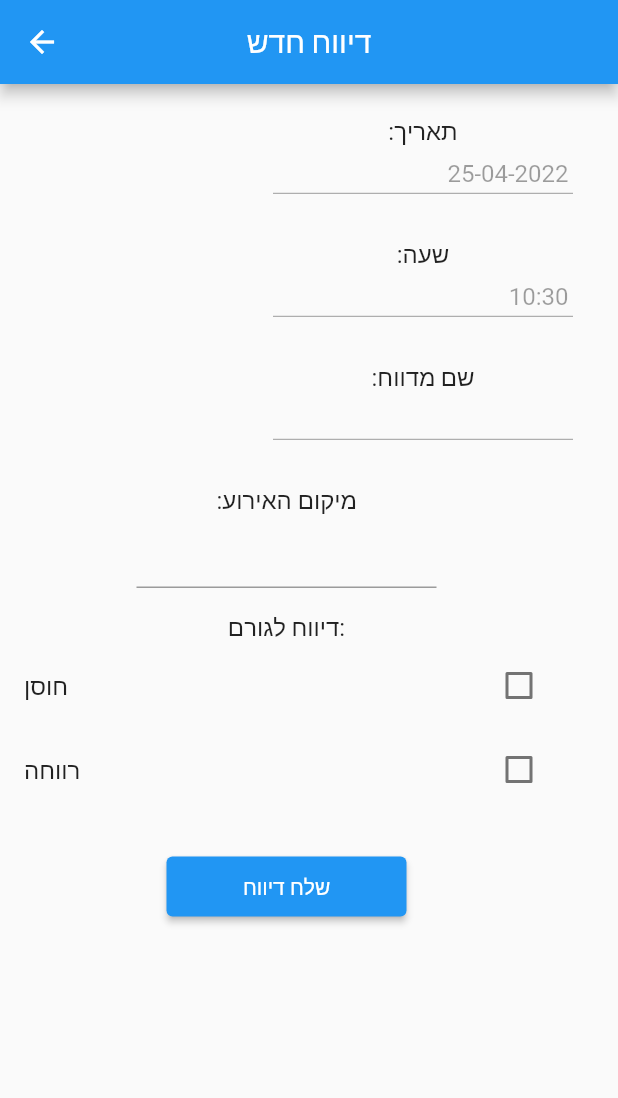
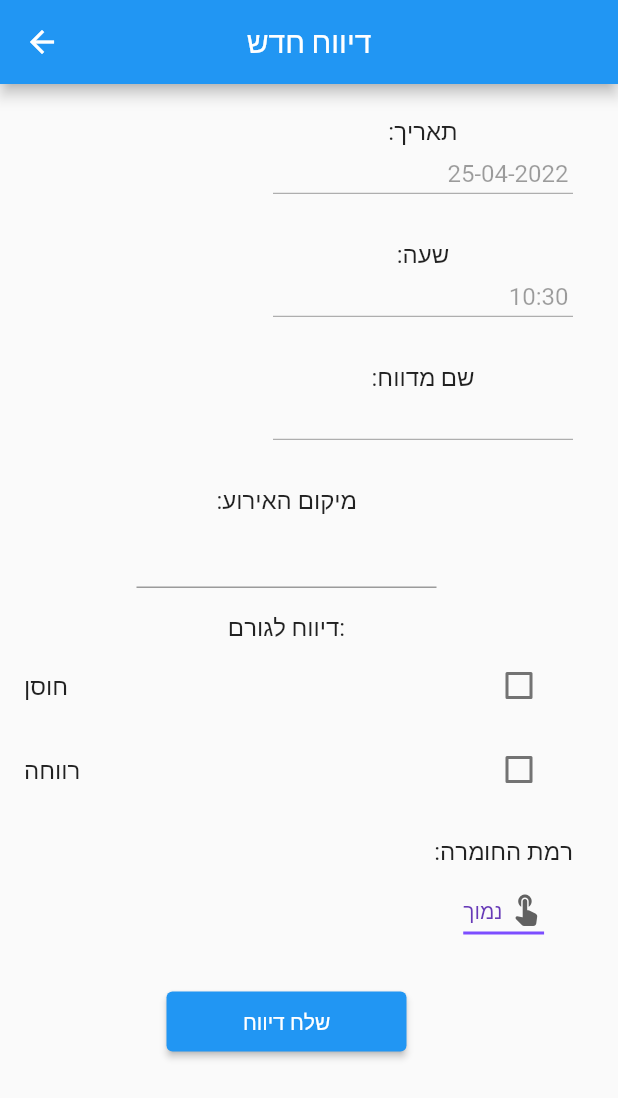
Before and after one commit to oshrey16/RedHosen, a Flutter app: the ReportPage screen opened directly, on a phone screen of 412 x 824 dp. Shown: the top 1098 px of the screen. Run offline on Flutter 3.47's test engine with Material 2 defaults, Android fonts, the light colour scheme and no system bars; our stand-ins replace cloud_firestore, cloud_functions, csv, firebase_auth, firebase_core, firebase_database and 2 more; accounts and stored records are empty.

Commit message:
add priority to report page

```diff
--- a/lib/reporter/report_page.dart
+++ b/lib/reporter/report_page.dart
@@ -27,6 +27,7 @@ class _ReportPageState extends State<ReportPage> {
   String _versionreport = "v1";
   // List of Streets
   late List<String> streetList;
+  String priorityValue = "נמוך";
 
   //TextEditingControllers To inputs
   final Map<int, TextEditingController> _textControllers = {};
@@ -72,6 +73,8 @@ class _ReportPageState extends State<ReportPage> {
               const SizedBox(height: 15),
               checkboxReportTo(),
               const SizedBox(height: 15),
+              inputPriority(),
+              const SizedBox(height: 15),
               FutureBuilder(
                 future: getrowsText(),
                 builder: (context, snapshot) {
@@ -98,9 +101,10 @@ class _ReportPageState extends State<ReportPage> {
                       //   MaterialPageRoute(
                       //       builder: (context) => const Text("asd")),
                       // );
-                      sendReport().then((value) {showDialogMsg(context, MsgType.ok,
-                                "הדיווח בוצע בהצלחה")
-                            .then((value) => Navigator.pop(context));});
+                      sendReport().then((value) {
+                        showDialogMsg(context, MsgType.ok, "הדיווח בוצע בהצלחה")
+                            .then((value) => Navigator.pop(context));
+                      });
                     },
                     child: const Text("שלח דיווח"),
                   ))
@@ -111,10 +115,11 @@ class _ReportPageState extends State<ReportPage> {
     String city = "שדרות";
     // var collection = FirebaseFirestore.instance.collection("Reports").add(data)
     String strlocation = _locationController.text;
-    List<Location> locations = await locationFromAddress(strlocation + "," + city);
+    List<Location> locations =
+        await locationFromAddress(strlocation + "," + city);
     String time = _timeController.text;
-    ReportClass d =
-        ReportClass(_versionreport, _textControllers, reportToValue,useruid,strlocation,time,locations[0]);
+    ReportClass d = ReportClass(_versionreport, _textControllers, reportToValue,
+        useruid, strlocation, time, locations[0]);
     d.addReport();
   }
 
@@ -157,13 +162,16 @@ class _ReportPageState extends State<ReportPage> {
           Text(":" + title, style: const TextStyle(fontSize: 16)),
           const SizedBox(height: 5),
           SizedBox(
-            width: 200,
-            height: 45.0,
             child: Directionality(
               textDirection: TextDirection.rtl,
+              child: ConstrainedBox(
+                constraints: const BoxConstraints(
+                  maxHeight: 300.0,
+                ),
                 child: TextField(
+                  maxLines: null,
                   enabled: _enabled,
-                maxLength: 45,
+                  maxLength: 180,
                   textAlignVertical: TextAlignVertical.center,
                   controller: _textControllers[key],
                   autofocus: true,
@@ -171,6 +179,7 @@ class _ReportPageState extends State<ReportPage> {
                     counterText: "",
                     border: const OutlineInputBorder(),
                     labelText: "הקלד " + title,
+                  ),
                 ),
               ),
             ),
@@ -226,6 +235,37 @@ class _ReportPageState extends State<ReportPage> {
             reportToValue[institution.social] = value!;
             setState(() {});
           })
+    ]);
+  }
+
+  Widget inputPriority() {
+    return Row(mainAxisAlignment: MainAxisAlignment.end, children: <Widget>[
+      Column(children: [
+        const Text(":רמת החומרה", style: TextStyle(fontSize: 16)),
+        const SizedBox(height: 5),
+        DropdownButton<String>(
+          value: priorityValue,
+          icon: const Icon(Icons.touch_app_rounded),
+          elevation: 16,
+          style: const TextStyle(color: Colors.deepPurple),
+          underline: Container(
+            height: 2,
+            color: Colors.deepPurpleAccent,
+          ),
+          onChanged: (String? newValue) {
+            setState(() {
+              priorityValue = newValue!;
+            });
+          },
+          items: <String>['גבוה', 'בינוני', 'נמוך']
+              .map<DropdownMenuItem<String>>((String value) {
+            return DropdownMenuItem<String>(
+              value: value,
+              child: Text(value),
+            );
+          }).toList(),
+        )
+      ])
     ]);
   }
 
```
Lines whose indentation alone changed are shown as unchanged.
